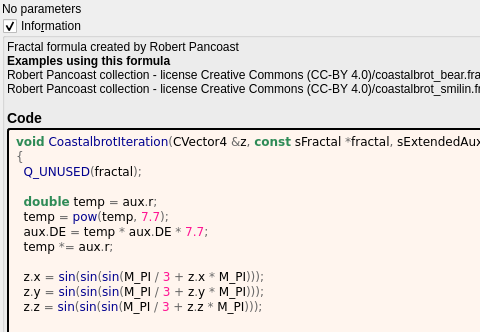
buddhi1980/mandelbulber2, file mandelbulber2/formula/ui/coastalbrot.ui: the form before one commit; both pictures show x 0 to 480 and y 0 to 332 of the 772 by 685 pixel window.
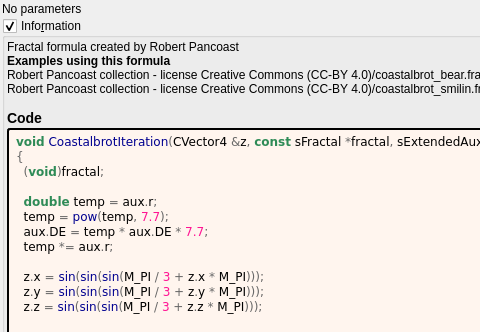
The form after the commit. Custom widgets are drawn as their Qt base class.

The edit to the form file:
```diff
--- a/mandelbulber2/formula/ui/coastalbrot.ui
+++ b/mandelbulber2/formula/ui/coastalbrot.ui
@@ -90,7 +90,7 @@
          <string notr="true">&lt;body style=&quot;background-color:#fff5ee&quot;&gt;
 &lt;pre style=&quot;color:#000000; background-color:#fff5ee;  font-family:&#039;Courier New&#039;,monospace;white-space: pre-wrap;&quot;&gt;&lt;span style=&quot;color:#2e8b57; font-weight:bold&quot;&gt;void&lt;/span&gt; &lt;span style=&quot;color:#00008f&quot;&gt;CoastalbrotIteration&lt;/span&gt;&lt;span style=&quot;color:#676767&quot;&gt;(&lt;/span&gt;CVector4 &lt;span style=&quot;color:#676767&quot;&gt;&amp;amp;&lt;/span&gt;z&lt;span style=&quot;color:#676767&quot;&gt;,&lt;/span&gt; &lt;span style=&quot;color:#2e8b57; font-weight:bold&quot;&gt;const&lt;/span&gt; sFractal &lt;span style=&quot;color:#676767&quot;&gt;*&lt;/span&gt;fractal&lt;span style=&quot;color:#676767&quot;&gt;,&lt;/span&gt; sExtendedAux &lt;span style=&quot;color:#676767&quot;&gt;&amp;amp;&lt;/span&gt;aux&lt;span style=&quot;color:#676767&quot;&gt;)&lt;/span&gt;
 &lt;span style=&quot;color:#676767&quot;&gt;{&lt;/span&gt;
-  &lt;span style=&quot;color:#00008f&quot;&gt;Q_UNUSED&lt;/span&gt;&lt;span style=&quot;color:#676767&quot;&gt;(&lt;/span&gt;fractal&lt;span style=&quot;color:#676767&quot;&gt;);&lt;/span&gt;
+  &lt;span style=&quot;color:#676767&quot;&gt;(&lt;/span&gt;&lt;span style=&quot;color:#2e8b57; font-weight:bold&quot;&gt;void&lt;/span&gt;&lt;span style=&quot;color:#676767&quot;&gt;)&lt;/span&gt;fractal&lt;span style=&quot;color:#676767&quot;&gt;;&lt;/span&gt;
 
   &lt;span style=&quot;color:#2e8b57; font-weight:bold&quot;&gt;double&lt;/span&gt; temp &lt;span style=&quot;color:#676767&quot;&gt;=&lt;/span&gt; aux&lt;span style=&quot;color:#676767&quot;&gt;.&lt;/span&gt;r&lt;span style=&quot;color:#676767&quot;&gt;;&lt;/span&gt;
   temp &lt;span style=&quot;color:#676767&quot;&gt;=&lt;/span&gt; &lt;span style=&quot;color:#00008f&quot;&gt;pow&lt;/span&gt;&lt;span style=&quot;color:#676767&quot;&gt;(&lt;/span&gt;temp&lt;span style=&quot;color:#676767&quot;&gt;,&lt;/span&gt; &lt;span style=&quot;color:#ff1493&quot;&gt;7.7&lt;/span&gt;&lt;span style=&quot;color:#676767&quot;&gt;);&lt;/span&gt;
```
